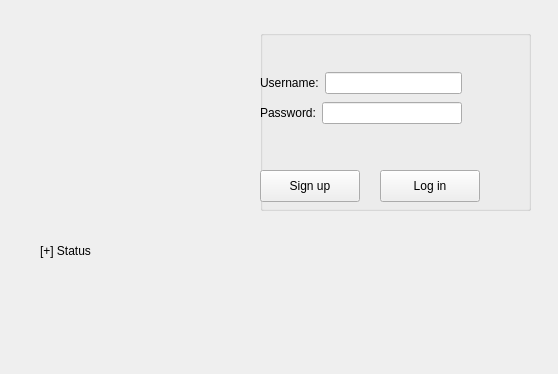
Qt form login.ui (Texvss/Spotify_project) before a commit.
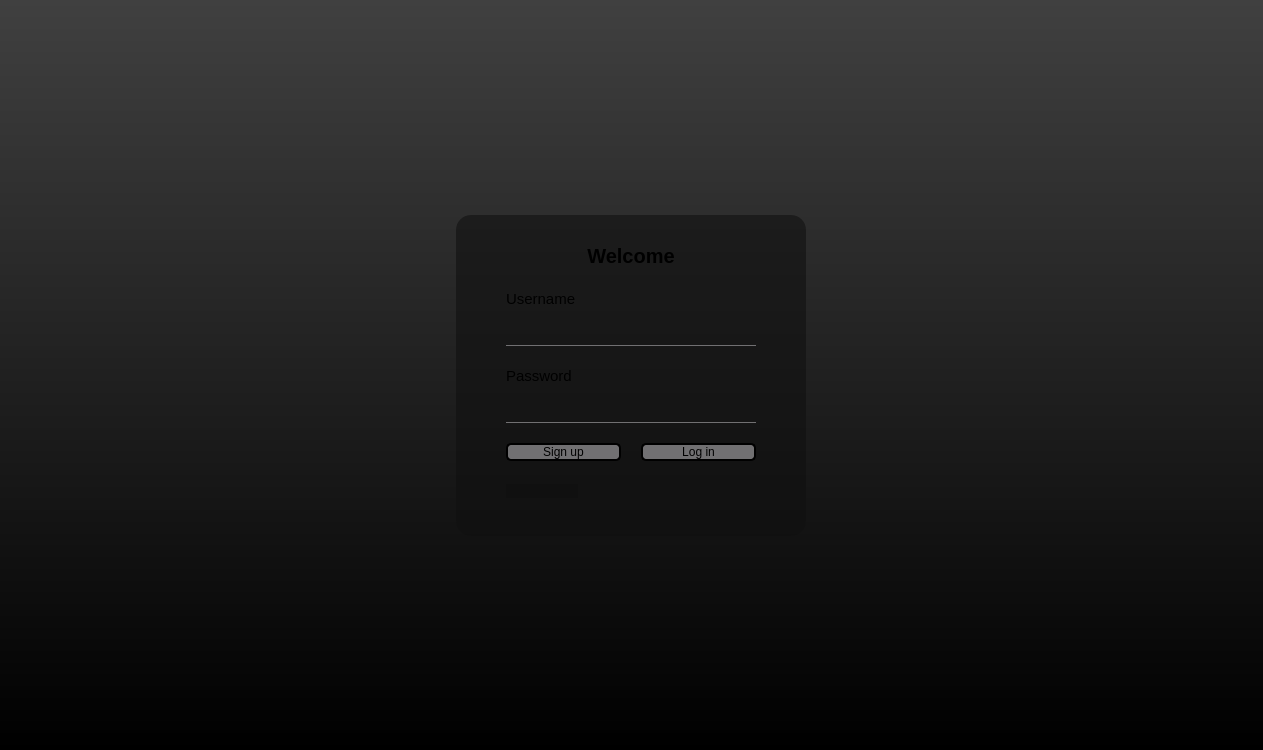
The same form after that commit. Icons and pictures are not drawn.

Diff of the .ui file:
```diff
--- a/login.ui
+++ b/login.ui
@@ -6,128 +6,405 @@
    <rect>
     <x>0</x>
     <y>0</y>
-    <width>558</width>
-    <height>374</height>
+    <width>1263</width>
+    <height>750</height>
    </rect>
   </property>
   <property name="windowTitle">
    <string>Form</string>
   </property>
-  <widget class="QLabel" name="label">
-   <property name="geometry">
-    <rect>
-     <x>40</x>
-     <y>230</y>
-     <width>381</width>
-     <height>41</height>
-    </rect>
-   </property>
-   <property name="text">
-    <string>[+] Status</string>
-   </property>
-  </widget>
-  <widget class="QGroupBox" name="groupBox">
-   <property name="geometry">
-    <rect>
-     <x>260</x>
-     <y>30</y>
-     <width>271</width>
-     <height>181</height>
-    </rect>
-   </property>
-   <property name="title">
-    <string/>
-   </property>
-   <widget class="QPushButton" name="loginButton">
-    <property name="geometry">
-     <rect>
-      <x>120</x>
-      <y>140</y>
-      <width>100</width>
-      <height>32</height>
-     </rect>
-    </property>
-    <property name="text">
-     <string>Log in</string>
-    </property>
-   </widget>
-   <widget class="QPushButton" name="signupButton">
-    <property name="geometry">
-     <rect>
-      <x>0</x>
-      <y>140</y>
-      <width>100</width>
-      <height>32</height>
-     </rect>
-    </property>
-    <property name="text">
-     <string>Sign up</string>
-    </property>
-   </widget>
-   <widget class="QWidget" name="layoutWidget">
-    <property name="geometry">
-     <rect>
-      <x>0</x>
-      <y>40</y>
-      <width>202</width>
-      <height>58</height>
-     </rect>
-    </property>
-    <layout class="QVBoxLayout" name="verticalLayout">
+  <property name="styleSheet">
+   <string notr="true">background: qlineargradient(x1:0, y1:0, x2:0, y2:1, stop:0 #404040, stop:1 #000000);</string>
+  </property>
+  <layout class="QVBoxLayout" name="verticalLayout_7">
+   <item>
+    <spacer name="verticalSpacer_3">
+     <property name="orientation">
+      <enum>Qt::Orientation::Vertical</enum>
+     </property>
+     <property name="sizeType">
+      <enum>QSizePolicy::Policy::Fixed</enum>
+     </property>
+     <property name="sizeHint" stdset="0">
+      <size>
+       <width>20</width>
+       <height>204</height>
+      </size>
+     </property>
+    </spacer>
+   </item>
+   <item>
+    <layout class="QHBoxLayout" name="horizontalLayout_14">
      <item>
-      <layout class="QHBoxLayout" name="horizontalLayout">
-       <item>
-        <widget class="QLabel" name="usernameLabel">
-         <property name="text">
-          <string>Username:</string>
-         </property>
-        </widget>
-       </item>
-       <item>
-        <widget class="QLineEdit" name="usernameLine"/>
-       </item>
-      </layout>
+      <spacer name="horizontalSpacer_18">
+       <property name="orientation">
+        <enum>Qt::Orientation::Horizontal</enum>
+       </property>
+       <property name="sizeType">
+        <enum>QSizePolicy::Policy::Expanding</enum>
+       </property>
+       <property name="sizeHint" stdset="0">
+        <size>
+         <width>500</width>
+         <height>20</height>
+        </size>
+       </property>
+      </spacer>
      </item>
      <item>
-      <layout class="QHBoxLayout" name="horizontalLayout_2">
-       <item>
-        <widget class="QLabel" name="passwordLabel">
-         <property name="text">
-          <string>Password:</string>
-         </property>
-        </widget>
-       </item>
-       <item>
-        <widget class="QLineEdit" name="passwordLine">
-         <property name="echoMode">
-          <enum>QLineEdit::Password</enum>
-         </property>
-        </widget>
-       </item>
-      </layout>
+      <widget class="QWidget" name="widget_3" native="true">
+       <property name="minimumSize">
+        <size>
+         <width>350</width>
+         <height>0</height>
+        </size>
+       </property>
+       <property name="maximumSize">
+        <size>
+         <width>350</width>
+         <height>16777215</height>
+        </size>
+       </property>
+       <property name="styleSheet">
+        <string notr="true">border-radius: 15px;
+background: rgba(16, 16, 16, 150);</string>
+       </property>
+       <layout class="QHBoxLayout" name="horizontalLayout_15">
+        <item>
+         <layout class="QVBoxLayout" name="verticalLayout_6">
+          <property name="spacing">
+           <number>20</number>
+          </property>
+          <property name="bottomMargin">
+           <number>25</number>
+          </property>
+          <item>
+           <spacer name="verticalSpacer">
+            <property name="orientation">
+             <enum>Qt::Orientation::Vertical</enum>
+            </property>
+            <property name="sizeType">
+             <enum>QSizePolicy::Policy::Fixed</enum>
+            </property>
+            <property name="sizeHint" stdset="0">
+             <size>
+              <width>20</width>
+              <height>20</height>
+             </size>
+            </property>
+           </spacer>
+          </item>
+          <item>
+           <layout class="QHBoxLayout" name="horizontalLayout_13">
+            <item>
+             <spacer name="horizontalSpacer_15">
+              <property name="orientation">
+               <enum>Qt::Orientation::Horizontal</enum>
+              </property>
+              <property name="sizeType">
+               <enum>QSizePolicy::Policy::Fixed</enum>
+              </property>
+              <property name="sizeHint" stdset="0">
+               <size>
+                <width>0</width>
+                <height>20</height>
+               </size>
+              </property>
+             </spacer>
+            </item>
+            <item>
+             <layout class="QVBoxLayout" name="verticalLayout_5">
+              <item>
+               <layout class="QHBoxLayout" name="horizontalLayout_11">
+                <item>
+                 <spacer name="horizontalSpacer_14">
+                  <property name="orientation">
+                   <enum>Qt::Orientation::Horizontal</enum>
+                  </property>
+                  <property name="sizeType">
+                   <enum>QSizePolicy::Policy::Fixed</enum>
+                  </property>
+                  <property name="sizeHint" stdset="0">
+                   <size>
+                    <width>40</width>
+                    <height>20</height>
+                   </size>
+                  </property>
+                 </spacer>
+                </item>
+                <item>
+                 <widget class="QLabel" name="label_5">
+                  <property name="font">
+                   <font>
+                    <pointsize>15</pointsize>
+                    <bold>true</bold>
+                   </font>
+                  </property>
+                  <property name="styleSheet">
+                   <string notr="true">background:transparent;</string>
+                  </property>
+                  <property name="text">
+                   <string>Welcome</string>
+                  </property>
+                  <property name="alignment">
+                   <set>Qt::AlignmentFlag::AlignCenter</set>
+                  </property>
+                 </widget>
+                </item>
+                <item>
+                 <spacer name="horizontalSpacer_13">
+                  <property name="orientation">
+                   <enum>Qt::Orientation::Horizontal</enum>
+                  </property>
+                  <property name="sizeType">
+                   <enum>QSizePolicy::Policy::Fixed</enum>
+                  </property>
+                  <property name="sizeHint" stdset="0">
+                   <size>
+                    <width>40</width>
+                    <height>20</height>
+                   </size>
+                  </property>
+                 </spacer>
+                </item>
+               </layout>
+              </item>
+              <item>
+               <widget class="QLabel" name="usernameLabel">
+                <property name="font">
+                 <font>
+                  <pointsize>11</pointsize>
+                 </font>
+                </property>
+                <property name="styleSheet">
+                 <string notr="true">background: transparent;</string>
+                </property>
+                <property name="text">
+                 <string>Username</string>
+                </property>
+               </widget>
+              </item>
+              <item>
+               <widget class="QLineEdit" name="usernameLine">
+                <property name="maximumSize">
+                 <size>
+                  <width>250</width>
+                  <height>16777215</height>
+                 </size>
+                </property>
+                <property name="styleSheet">
+                 <string notr="true">background:transparent;
+border: none;
+color: #717072;
+border-bottom: 1px solid #717072;
+</string>
+                </property>
+               </widget>
+              </item>
+              <item>
+               <widget class="QLabel" name="passwordLabel">
+                <property name="font">
+                 <font>
+                  <pointsize>11</pointsize>
+                 </font>
+                </property>
+                <property name="styleSheet">
+                 <string notr="true">background: transparent;
+</string>
+                </property>
+                <property name="text">
+                 <string>Password</string>
+                </property>
+               </widget>
+              </item>
+              <item>
+               <widget class="QLineEdit" name="passwordLine">
+                <property name="maximumSize">
+                 <size>
+                  <width>250</width>
+                  <height>16777215</height>
+                 </size>
+                </property>
+                <property name="styleSheet">
+                 <string notr="true">background:transparent;
+border: none;
+color: #717072;
+border-bottom: 1px solid #717072;
+</string>
+                </property>
+                <property name="echoMode">
+                 <enum>QLineEdit::EchoMode::Password</enum>
+                </property>
+               </widget>
+              </item>
+              <item>
+               <layout class="QHBoxLayout" name="horizontalLayout_12">
+                <item>
+                 <widget class="QPushButton" name="signupButton">
+                  <property name="styleSheet">
+                   <string notr="true">border: 2px solid black;
+border-radius: 5px;
+background-color: #717072;
+</string>
+                  </property>
+                  <property name="text">
+                   <string>Sign up</string>
+                  </property>
+                 </widget>
+                </item>
+                <item>
+                 <widget class="QPushButton" name="loginButton">
+                  <property name="styleSheet">
+                   <string notr="true">border: 2px solid black;
+border-radius: 5px;
+background-color: #717072;
+</string>
+                  </property>
+                  <property name="text">
+                   <string>Log in</string>
+                  </property>
+                 </widget>
+                </item>
+               </layout>
+              </item>
+              <item>
+               <layout class="QHBoxLayout" name="horizontalLayout_17">
+                <item>
+                 <spacer name="horizontalSpacer_20">
+                  <property name="orientation">
+                   <enum>Qt::Orientation::Horizontal</enum>
+                  </property>
+                  <property name="sizeType">
+                   <enum>QSizePolicy::Policy::Fixed</enum>
+                  </property>
+                  <property name="sizeHint" stdset="0">
+                   <size>
+                    <width>0</width>
+                    <height>20</height>
+                   </size>
+                  </property>
+                 </spacer>
+                </item>
+                <item>
+                 <widget class="QPushButton" name="CheBu">
+                  <property name="styleSheet">
+                   <string notr="true"/>
+                  </property>
+                  <property name="text">
+                   <string/>
+                  </property>
+                 </widget>
+                </item>
+                <item>
+                 <spacer name="horizontalSpacer_19">
+                  <property name="orientation">
+                   <enum>Qt::Orientation::Horizontal</enum>
+                  </property>
+                  <property name="sizeType">
+                   <enum>QSizePolicy::Policy::Fixed</enum>
+                  </property>
+                  <property name="sizeHint" stdset="0">
+                   <size>
+                    <width>51</width>
+                    <height>20</height>
+                   </size>
+                  </property>
+                 </spacer>
+                </item>
+                <item>
+                 <widget class="QLabel" name="label">
+                  <property name="font">
+                   <font>
+                    <pointsize>9</pointsize>
+                   </font>
+                  </property>
+                  <property name="styleSheet">
+                   <string notr="true">background: transparent;
+color: #717072;</string>
+                  </property>
+                  <property name="text">
+                   <string/>
+                  </property>
+                 </widget>
+                </item>
+                <item>
+                 <spacer name="horizontalSpacer_21">
+                  <property name="orientation">
+                   <enum>Qt::Orientation::Horizontal</enum>
+                  </property>
+                  <property name="sizeType">
+                   <enum>QSizePolicy::Policy::Fixed</enum>
+                  </property>
+                  <property name="sizeHint" stdset="0">
+                   <size>
+                    <width>35</width>
+                    <height>20</height>
+                   </size>
+                  </property>
+                 </spacer>
+                </item>
+               </layout>
+              </item>
+             </layout>
+            </item>
+            <item>
+             <spacer name="horizontalSpacer_16">
+              <property name="orientation">
+               <enum>Qt::Orientation::Horizontal</enum>
+              </property>
+              <property name="sizeType">
+               <enum>QSizePolicy::Policy::Fixed</enum>
+              </property>
+              <property name="sizeHint" stdset="0">
+               <size>
+                <width>0</width>
+                <height>20</height>
+               </size>
+              </property>
+             </spacer>
+            </item>
+           </layout>
+          </item>
+         </layout>
+        </item>
+       </layout>
+      </widget>
+     </item>
+     <item>
+      <spacer name="horizontalSpacer_17">
+       <property name="orientation">
+        <enum>Qt::Orientation::Horizontal</enum>
+       </property>
+       <property name="sizeType">
+        <enum>QSizePolicy::Policy::Expanding</enum>
+       </property>
+       <property name="sizeHint" stdset="0">
+        <size>
+         <width>500</width>
+         <height>17</height>
+        </size>
+       </property>
+      </spacer>
      </item>
     </layout>
-   </widget>
-  </widget>
-  <widget class="QLabel" name="picrure">
-   <property name="geometry">
-    <rect>
-     <x>30</x>
-     <y>40</y>
-     <width>211</width>
-     <height>171</height>
-    </rect>
-   </property>
-   <property name="text">
-    <string/>
-   </property>
-   <property name="pixmap">
-    <pixmap resource="src.qrc">:/pictures/projectPic.png</pixmap>
-   </property>
-   <property name="scaledContents">
-    <bool>true</bool>
-   </property>
-  </widget>
+   </item>
+   <item>
+    <spacer name="verticalSpacer_6">
+     <property name="orientation">
+      <enum>Qt::Orientation::Vertical</enum>
+     </property>
+     <property name="sizeType">
+      <enum>QSizePolicy::Policy::Fixed</enum>
+     </property>
+     <property name="sizeHint" stdset="0">
+      <size>
+       <width>20</width>
+       <height>203</height>
+      </size>
+     </property>
+    </spacer>
+   </item>
+  </layout>
  </widget>
  <resources>
   <include location="src.qrc"/>
```
Left out of the diff: 4 changed lines with no effect on the pictures.
